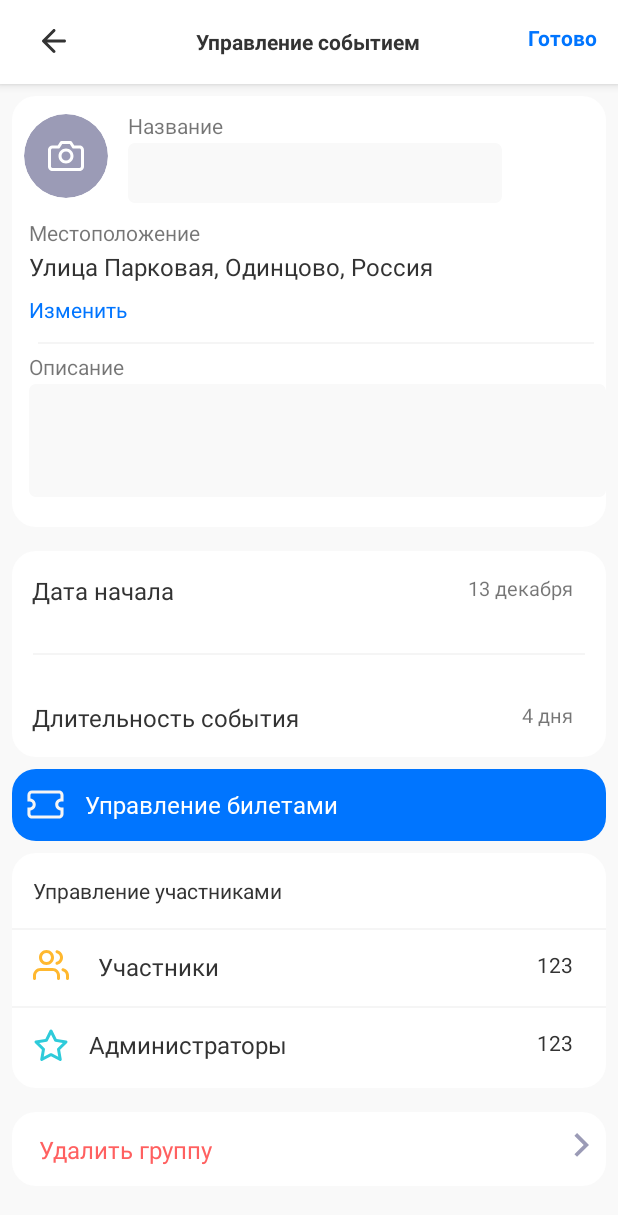
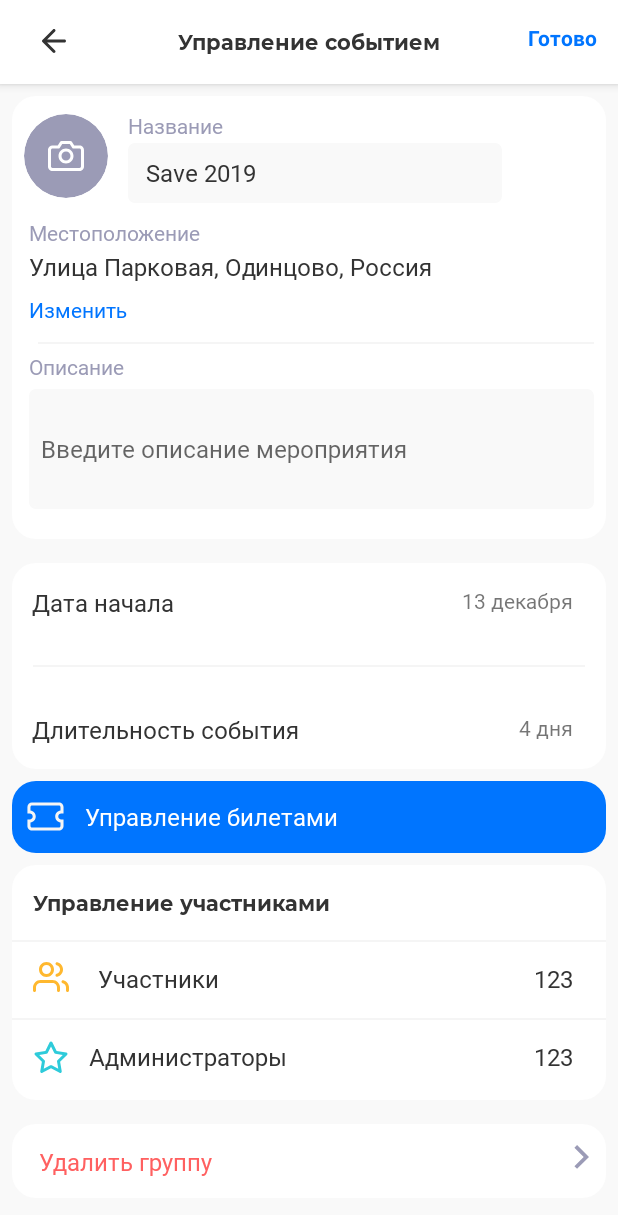
Before and after one commit to tonyrewin/MoonShard-Android, an Android app: the layout fragment_manage_event.xml on its own in the app's theme, with its tools: preview values and no code run, on a phone screen of 412 x 824 dp. Shown: the top 1215 px of the screen. Run offline under Robolectric (Android 15) with nearby library versions, the phone set to English and light mode, and no system bars.

Commit message:
feat: implement fonts in manage event screen and change layout

```diff
--- a/app/src/main/res/layout/fragment_manage_event.xml
+++ b/app/src/main/res/layout/fragment_manage_event.xml
@@ -30,13 +30,13 @@
                     android:src="@drawable/ic_arrow_back" />
 
             <TextView
+                    android:fontFamily="@font/montserrat_bold"
                     android:layout_width="wrap_content"
                     android:layout_height="wrap_content"
                     android:layout_centerInParent="true"
                     android:text="Управление событием"
                     android:textColor="#333333"
-                    android:textSize="14sp"
-                    android:textStyle="bold" />
+                    android:textSize="14sp" />
 
             <TextView
                     android:id="@+id/readBtn"
@@ -85,15 +85,22 @@
                         android:src="@drawable/ic_add_photo" />
 
                 <TextView
+                        android:textColor="#9B9BB6"
+                        android:textSize="14sp"
+                        android:fontFamily="@font/roboto_regular"
                         android:id="@+id/nameTv"
                         android:layout_width="wrap_content"
                         android:layout_height="wrap_content"
                         android:layout_marginStart="13dp"
                         android:layout_marginTop="10dp"
-                        android:layout_toRightOf="@+id/avatarIv"
+                        android:layout_toEndOf="@+id/avatarIv"
                         android:text="Название" />
 
                 <EditText
+                        android:fontFamily="@font/roboto_regular"
+                        android:textSize="16sp"
+                        android:textColor="#333333"
+                        tools:text="Save 2019"
                         android:id="@+id/nameEt"
                         android:layout_width="249dp"
                         android:layout_height="40dp"
@@ -104,9 +111,8 @@
                         android:inputType="text"
                         android:maxLength="255"
                         android:maxLines="1"
-                        android:paddingStart="5dp"
+                        android:paddingStart="12dp"
                         android:paddingEnd="5dp" />
-
 
                 <LinearLayout
                         android:id="@+id/locationLayout"
@@ -118,30 +124,31 @@
                         android:layout_height="wrap_content">
 
                 <TextView
+                        android:fontFamily="@font/roboto_regular"
+                        android:textColor="#9B9BB6"
+                        android:textSize="14sp"
                         android:id="@+id/locationTv"
                         android:layout_width="wrap_content"
                         android:layout_height="wrap_content"
                         android:text="Местоположение" />
 
                 <TextView
+                        android:layout_marginEnd="11dp"
+                        android:fontFamily="@font/roboto_regular"
                         android:id="@+id/locationValueTv"
                         android:layout_width="match_parent"
                         android:layout_height="wrap_content"
-                        android:layout_below="@+id/locationTv"
-                        android:layout_alignStart="@+id/locationTv"
                         android:layout_marginTop="2dp"
                         android:layout_marginBottom="8dp"
-                        android:paddingEnd="5dp"
                         tools:text="Улица Парковая, Одинцово, Россия"
                         android:textColor="#333333"
                         android:textSize="16sp" />
 
                 <TextView
+                        android:fontFamily="@font/roboto_regular"
                         android:id="@+id/changeBtn"
                         android:layout_width="wrap_content"
                         android:layout_height="wrap_content"
-                        android:layout_below="@+id/location"
-                        android:layout_alignStart="@+id/location"
                         android:layout_marginBottom="12dp"
                         android:text="Изменить"
                         android:textColor="#0075FF"
@@ -152,7 +159,6 @@
                         android:id="@+id/view"
                         android:layout_width="match_parent"
                         android:layout_height="1dp"
-                        android:layout_below="@+id/changeBtn"
                         android:layout_marginStart="6dp"
                         android:layout_marginEnd="8dp"
                         android:layout_marginBottom="5dp"
@@ -161,6 +167,9 @@
                 </LinearLayout>
 
                 <TextView
+                        android:fontFamily="@font/roboto_regular"
+                        android:textColor="#9B9BB6"
+                        android:textSize="14sp"
                         android:id="@+id/descriptionTv"
                         android:layout_width="wrap_content"
                         android:layout_height="wrap_content"
@@ -169,20 +178,24 @@
                         android:text="Описание" />
 
                 <EditText
+                        android:hint="Введите описание мероприятия"
+                        android:layout_marginEnd="8dp"
+                        android:fontFamily="@font/roboto_regular"
+                        android:textColor="#333333"
+                        android:textSize="16sp"
                         android:id="@+id/descriptionEt"
                         android:layout_width="match_parent"
                         android:layout_height="wrap_content"
                         android:layout_below="@+id/descriptionTv"
-                        android:layout_alignLeft="@+id/descriptionTv"
-                        android:layout_marginTop="2dp"
+                        android:layout_alignStart="@+id/descriptionTv"
+                        android:layout_marginTop="5dp"
                         android:layout_marginBottom="20dp"
                         android:background="@drawable/rounded_edittext"
-                        android:paddingStart="5dp"
+                        android:paddingStart="8dp"
                         android:paddingEnd="5dp"
-                        android:minHeight="75dp" />
+                        android:minHeight="80dp" />
 
             </RelativeLayout>
-
 
             <LinearLayout
                     android:layout_width="match_parent"
@@ -194,15 +207,14 @@
                     android:background="@drawable/layout_settings_bg"
                     android:orientation="vertical">
 
-
                 <RelativeLayout
                         android:id="@+id/dateStartEvent"
                         android:layout_width="match_parent"
                         android:layout_height="wrap_content"
                         android:layout_marginBottom="15dp">
 
-
                     <TextView
+                            android:fontFamily="@font/roboto_regular"
                             android:layout_width="wrap_content"
                             android:layout_height="wrap_content"
                             android:layout_alignParentStart="true"
@@ -214,6 +226,7 @@
                             android:textSize="16sp" />
 
                     <TextView
+                            android:fontFamily="@font/roboto_regular"
                             android:id="@+id/dateTv"
                             android:layout_width="wrap_content"
                             android:layout_height="wrap_content"
@@ -222,7 +235,7 @@
                             android:layout_marginEnd="22dp"
                             tools:text="13 декабря"
                             android:textColor="#8A000000"
-                            android:textSize="13dp" />
+                            android:textSize="14sp" />
 
                 </RelativeLayout>
 
@@ -241,6 +254,7 @@
                         android:layout_height="match_parent">
 
                     <TextView
+                            android:fontFamily="@font/roboto_regular"
                             android:layout_width="wrap_content"
                             android:layout_height="wrap_content"
                             android:layout_alignParentStart="true"
@@ -252,6 +266,7 @@
                             android:textSize="16sp" />
 
                     <TextView
+                            android:fontFamily="@font/roboto_regular"
                             android:id="@+id/timeTv"
                             android:layout_width="wrap_content"
                             android:layout_height="wrap_content"
@@ -260,7 +275,7 @@
                             android:layout_marginEnd="22dp"
                             tools:text="4 дня"
                             android:textColor="#8A000000"
-                            android:textSize="13sp" />
+                            android:textSize="14sp" />
                 </RelativeLayout>
             </LinearLayout>
 
@@ -285,7 +300,7 @@
                         android:textColor="#FFFFFF"
                         android:fontFamily="@font/roboto_regular"
                         android:layout_marginStart="13dp"
-                        android:layout_toRightOf="@+id/manageTicketsIv"
+                        android:layout_toEndOf="@+id/manageTicketsIv"
                         android:layout_centerVertical="true"
                         android:text="Управление билетами"
                         android:layout_width="wrap_content"
@@ -303,6 +318,7 @@
                     android:orientation="horizontal">
 
                 <TextView
+                        android:fontFamily="@font/montserrat_bold"
                         android:id="@+id/manageTv"
                         android:layout_width="wrap_content"
                         android:layout_height="wrap_content"
@@ -336,19 +352,22 @@
                             android:src="@drawable/ic_members" />
 
                     <TextView
+                            android:fontFamily="@font/roboto_regular"
                             android:id="@+id/membersTv"
                             android:layout_width="wrap_content"
                             android:layout_height="wrap_content"
-                            android:layout_toRightOf="@+id/icMember"
+                            android:layout_toEndOf="@+id/icMember"
                             android:text="Участники"
                             android:textColor="#333333"
                             android:textSize="16sp" />
 
                     <TextView
+                            android:textSize="16sp"
+                            android:fontFamily="@font/roboto_regular"
                             android:id="@+id/occupantsCountTv"
                             android:layout_width="wrap_content"
                             android:layout_height="wrap_content"
-                            android:layout_alignParentRight="true"
+                            android:layout_alignParentEnd="true"
                             android:layout_marginEnd="22dp"
                             tools:text="123"
                             android:textColor="#333333" />
@@ -380,19 +399,22 @@
                             android:src="@drawable/ic_admin_star" />
 
                     <TextView
+                            android:fontFamily="@font/roboto_regular"
                             android:id="@+id/adminsTv"
                             android:layout_width="wrap_content"
                             android:layout_height="wrap_content"
-                            android:layout_toRightOf="@+id/icAdmins"
+                            android:layout_toEndOf="@+id/icAdmins"
                             android:text="Администраторы"
                             android:textColor="#333333"
                             android:textSize="16sp" />
 
                     <TextView
+                            android:textSize="16sp"
+                            android:fontFamily="@font/roboto_regular"
                             android:id="@+id/adminsCountTv"
                             android:layout_width="wrap_content"
                             android:layout_height="wrap_content"
-                            android:layout_alignParentRight="true"
+                            android:layout_alignParentEnd="true"
                             android:layout_marginEnd="22dp"
                             tools:text="123"
                             android:textColor="#333333" />
@@ -407,11 +429,12 @@
                     android:layout_marginLeft="8dp"
                     android:layout_marginTop="8dp"
                     android:layout_marginRight="8dp"
-                    android:layout_marginBottom="8dp"
+                    android:layout_marginBottom="25dp"
                     android:background="@drawable/layout_settings_bg"
                     android:orientation="horizontal">
 
                 <TextView
+                        android:fontFamily="@font/roboto_regular"
                         android:layout_width="wrap_content"
                         android:layout_height="wrap_content"
                         android:layout_marginStart="18dp"
```
